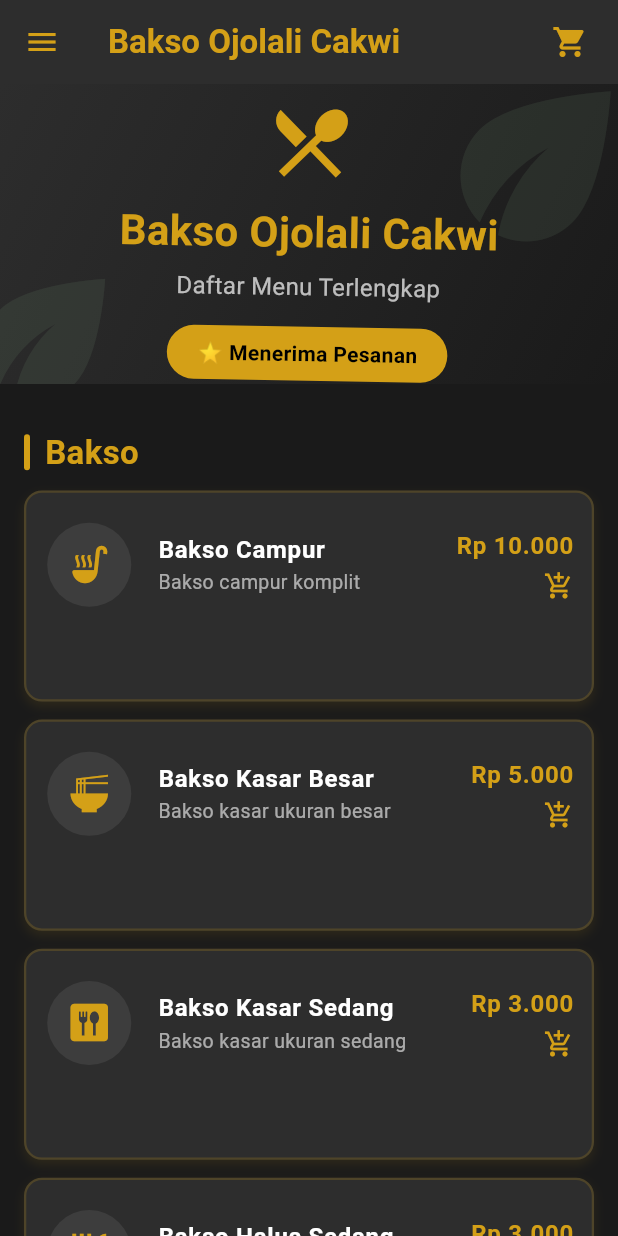
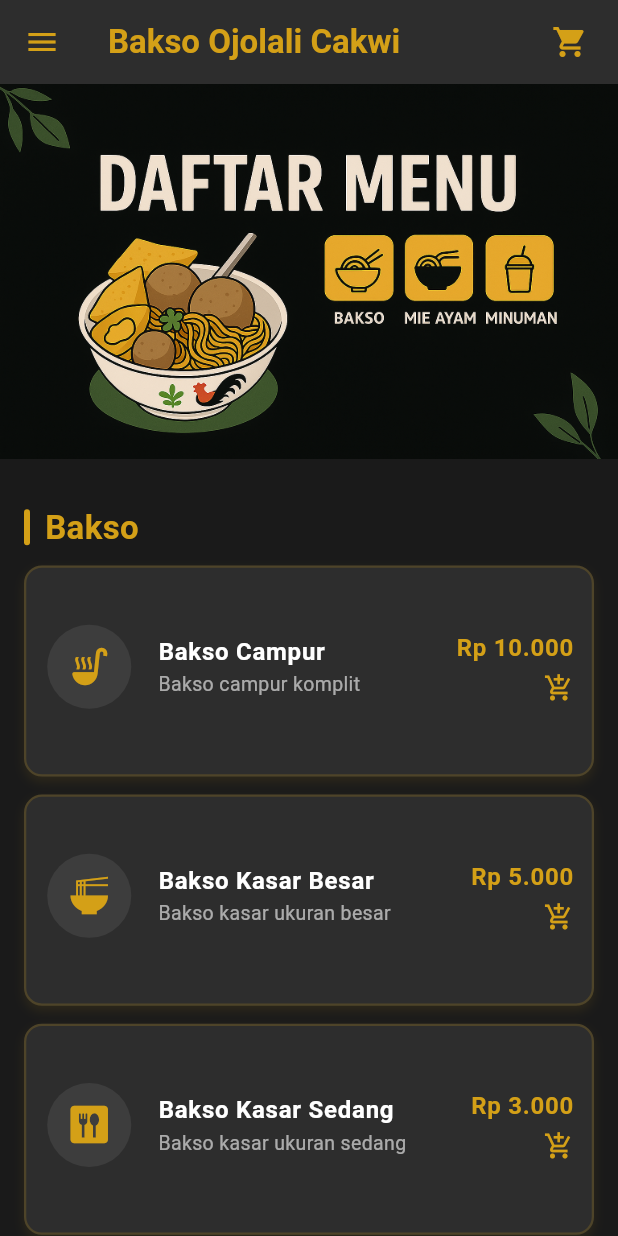
Before and after one commit to mnabilfs/warung_cakwi, a Flutter app: the screen it shows after launch, on a phone screen of 412 x 824 dp. Run offline on Flutter 3.47's test engine with Material 3 defaults, Android fonts, the light colour scheme and no system bars.

Commit message:
Update Banner

```diff
--- a/lib/main.dart
+++ b/lib/main.dart
@@ -17,7 +17,6 @@ class WarungCakwiApp extends StatelessWidget {
         colorScheme: ColorScheme.dark(
           primary: const Color(0xFFD4A017),
           secondary: const Color(0xFFD4A017),
-          background: const Color(0xFF1A1A1A),
           surface: const Color(0xFF2D2D2D),
         ),
       ),
--- a/lib/pages/landing_page.dart
+++ b/lib/pages/landing_page.dart
@@ -20,11 +20,20 @@ class _LandingPageState extends State<LandingPage> {
     setState(() => _cartItems.add(item));
     ScaffoldMessenger.of(context).showSnackBar(
       SnackBar(
-        content: Text('${item.name} ditambahkan ke keranjang', style: const TextStyle(color: Colors.white, fontWeight: FontWeight.w500)),
+        content: Text(
+          '${item.name} ditambahkan ke keranjang',
+          style: const TextStyle(
+            color: Colors.white,
+            fontWeight: FontWeight.w500,
+          ),
+        ),
         backgroundColor: const Color(0xFF2D2D2D),
         duration: const Duration(seconds: 2),
         behavior: SnackBarBehavior.floating,
-        shape: RoundedRectangleBorder(borderRadius: BorderRadius.circular(10), side: const BorderSide(color: Color(0xFFD4A017), width: 1)),
+        shape: RoundedRectangleBorder(
+          borderRadius: BorderRadius.circular(10),
+          side: const BorderSide(color: Color(0xFFD4A017), width: 1),
+        ),
       ),
     );
   }
@@ -53,23 +62,50 @@ class _LandingPageState extends State<LandingPage> {
     return Scaffold(
       backgroundColor: const Color(0xFF1A1A1A),
       appBar: AppBar(
-        title: const Text('Bakso Ojolali Cakwi', style: TextStyle(fontWeight: FontWeight.bold, color: Color(0xFFD4A017))),
+        title: const Text(
+          'Bakso Ojolali Cakwi',
+          style: TextStyle(
+            fontWeight: FontWeight.bold,
+            color: Color(0xFFD4A017),
+          ),
+        ),
         backgroundColor: const Color(0xFF2D2D2D),
         iconTheme: const IconThemeData(color: Color(0xFFD4A017)),
         elevation: 0,
-        actions: [CartButton(itemCount: _cartItems.length, onPressed: _navigateToCart)],
+        actions: [
+          CartButton(itemCount: _cartItems.length, onPressed: _navigateToCart),
+        ],
       ),
       drawer: const AppDrawer(),
       body: SingleChildScrollView(
         child: Column(
           crossAxisAlignment: CrossAxisAlignment.start,
           children: [
-            const AppBanner(),
+            const AppBanner(
+              backgroundImage:
+                  'assets/images/Menu Bakso dan Mie Ayam.png', // sesuaikan nama file
+            ),
             const SizedBox(height: 20),
-            MenuSection(title: 'Bakso', items: _baksoMenu, onAddToCart: _addToCart),
-            MenuSection(title: 'Mie Ayam', items: _mieAyamMenu, onAddToCart: _addToCart),
-            MenuSection(title: 'Minuman', items: _minumanMenu, onAddToCart: _addToCart),
-            MenuSection(title: 'Menu Lainnya', items: _menuLainnya, onAddToCart: _addToCart),
+            MenuSection(
+              title: 'Bakso',
+              items: _baksoMenu,
+              onAddToCart: _addToCart,
+            ),
+            MenuSection(
+              title: 'Mie Ayam',
+              items: _mieAyamMenu,
+              onAddToCart: _addToCart,
+            ),
+            MenuSection(
+              title: 'Minuman',
+              items: _minumanMenu,
+              onAddToCart: _addToCart,
+            ),
+            MenuSection(
+              title: 'Menu Lainnya',
+              items: _menuLainnya,
+              onAddToCart: _addToCart,
+            ),
             const SizedBox(height: 20),
           ],
         ),
@@ -79,16 +115,36 @@ class _LandingPageState extends State<LandingPage> {
 
   final List<MenuItem> _baksoMenu = const [
     MenuItem('Bakso Campur', 'Bakso campur komplit', 10000, Icons.soup_kitchen),
-    MenuItem('Bakso Kasar Besar', 'Bakso kasar ukuran besar', 5000, Icons.ramen_dining),
-    MenuItem('Bakso Kasar Sedang', 'Bakso kasar ukuran sedang', 3000, Icons.dining),
-    MenuItem('Bakso Halus Sedang', 'Bakso halus ukuran sedang', 3000, Icons.restaurant),
+    MenuItem(
+      'Bakso Kasar Besar',
+      'Bakso kasar ukuran besar',
+      5000,
+      Icons.ramen_dining,
+    ),
+    MenuItem(
+      'Bakso Kasar Sedang',
+      'Bakso kasar ukuran sedang',
+      3000,
+      Icons.dining,
+    ),
+    MenuItem(
+      'Bakso Halus Sedang',
+      'Bakso halus ukuran sedang',
+      3000,
+      Icons.restaurant,
+    ),
     MenuItem('Bakso Krikil', 'Bakso krikil', 1000, Icons.fastfood),
     MenuItem('DLL', 'Dan lain-lain', 1000, Icons.more_horiz),
   ];
 
   final List<MenuItem> _mieAyamMenu = const [
     MenuItem('Mie Ayam Biasa', 'Mie ayam original', 10000, Icons.ramen_dining),
-    MenuItem('Mie Ayam Bakso', 'Mie ayam dengan bakso', 15000, Icons.restaurant),
+    MenuItem(
+      'Mie Ayam Bakso',
+      'Mie ayam dengan bakso',
+      15000,
+      Icons.restaurant,
+    ),
   ];
 
   final List<MenuItem> _minumanMenu = const [
@@ -102,7 +158,12 @@ class _LandingPageState extends State<LandingPage> {
 
   final List<MenuItem> _menuLainnya = const [
     MenuItem('Cuanki', 'Cuanki enak', 10000, Icons.set_meal),
-    MenuItem('Siomay', 'Siomay dengan saus kacang', 10000, Icons.restaurant_menu),
+    MenuItem(
+      'Siomay',
+      'Siomay dengan saus kacang',
+      10000,
+      Icons.restaurant_menu,
+    ),
     MenuItem('Batagor', 'Batagor goreng renyah', 10000, Icons.fastfood),
   ];
 }
--- a/lib/widgets/banner.dart
+++ b/lib/widgets/banner.dart
@@ -1,109 +1,47 @@
 import 'package:flutter/material.dart';
 
-/// Banner dengan ANIMASI EKSPLISIT floating effect
-class AppBanner extends StatefulWidget {
-  const AppBanner({super.key});
+/// Banner dengan custom background image
+class AppBanner extends StatelessWidget {
+  final String? backgroundImage;
+  final double height;
+  final BoxFit fit;
 
-  @override
-  State<AppBanner> createState() => _AppBannerState();
-}
-
-class _AppBannerState extends State<AppBanner> with SingleTickerProviderStateMixin {
-  late AnimationController _controller;
-  late Animation<double> _floatAnimation;
-  late Animation<double> _rotateAnimation;
-
-  @override
-  void initState() {
-    super.initState();
-
-    _controller = AnimationController(
-      duration: const Duration(seconds: 3),
-      vsync: this,
-    )..repeat(reverse: true);
-
-    _floatAnimation = Tween<double>(begin: -10.0, end: 10.0).animate(
-      CurvedAnimation(parent: _controller, curve: Curves.easeInOut),
-    );
-
-    _rotateAnimation = Tween<double>(begin: -0.05, end: 0.05).animate(
-      CurvedAnimation(parent: _controller, curve: Curves.easeInOut),
-    );
-  }
-
-  @override
-  void dispose() {
-    _controller.dispose();
-    super.dispose();
-  }
+  const AppBanner({
+    super.key,
+    this.backgroundImage,
+    this.height = 250,
+    this.fit = BoxFit.cover,
+  });
 
   @override
   Widget build(BuildContext context) {
     return Container(
       width: double.infinity,
-      height: 200,
+      height: height,
       decoration: BoxDecoration(
-        gradient: LinearGradient(
-          colors: [const Color(0xFF2D2D2D), const Color(0xFF1A1A1A)],
-          begin: Alignment.topLeft,
-          end: Alignment.bottomRight,
-        ),
+        color: const Color(0xFF2D2D2D),
+        image: backgroundImage != null
+            ? DecorationImage(
+                image: AssetImage(backgroundImage!),
+                fit: fit,
+              )
+            : null,
       ),
-      child: Stack(
-        children: [
-          Positioned(
-            top: -20,
-            right: -20,
-            child: Icon(Icons.eco, size: 150, color: const Color(0xFF8FBC8F).withOpacity(0.1)),
-          ),
-          Positioned(
-            bottom: -30,
-            left: -30,
-            child: Icon(Icons.eco, size: 120, color: const Color(0xFF8FBC8F).withOpacity(0.1)),
-          ),
-          Center(
-            child: AnimatedBuilder(
-              animation: _controller,
-              builder: (context, child) {
-                return Transform.translate(
-                  offset: Offset(0, _floatAnimation.value),
-                  child: Transform.rotate(
-                    angle: _rotateAnimation.value,
-                    child: Column(
-                      mainAxisAlignment: MainAxisAlignment.center,
-                      children: [
-                        const Icon(Icons.restaurant_menu, size: 60, color: Color(0xFFD4A017)),
-                        const SizedBox(height: 10),
-                        const Text(
-                          'Bakso Ojolali Cakwi',
-                          style: TextStyle(fontSize: 28, fontWeight: FontWeight.bold, color: Color(0xFFD4A017)),
-                        ),
-                        const SizedBox(height: 5),
-                        const Text(
-                          'Daftar Menu Terlengkap',
-                          style: TextStyle(fontSize: 16, color: Colors.white70),
-                        ),
-                        const SizedBox(height: 15),
-                        Container(
-                          padding: const EdgeInsets.symmetric(horizontal: 20, vertical: 8),
-                          decoration: BoxDecoration(
-                            color: const Color(0xFFD4A017),
-                            borderRadius: BorderRadius.circular(20),
-                          ),
-                          child: const Text(
-                            '⭐ Menerima Pesanan',
-                            style: TextStyle(color: Colors.black, fontWeight: FontWeight.bold),
-                          ),
-                        ),
-                      ],
-                    ),
+      child: backgroundImage == null
+          ? Center(
+              child: Column(
+                mainAxisAlignment: MainAxisAlignment.center,
+                children: const [
+                  Icon(Icons.image, size: 80, color: Colors.white24),
+                  SizedBox(height: 10),
+                  Text(
+                    'Tambahkan gambar banner',
+                    style: TextStyle(color: Colors.white38, fontSize: 16),
                   ),
-                );
-              },
-            ),
-          ),
-        ],
-      ),
+                ],
+              ),
+            )
+          : null,
     );
   }
 }
--- a/lib/widgets/menu/menu_card.dart
+++ b/lib/widgets/menu/menu_card.dart
@@ -84,7 +84,7 @@ class _MenuCardState extends State<MenuCard> with SingleTickerProviderStateMixin
                 ],
               ),
               child: ListTile(
-                contentPadding: const EdgeInsets.all(12),
+                contentPadding: const EdgeInsets.symmetric(horizontal: 12, vertical: 30),
                 leading: Hero(
                   tag: widget.item.name,
                   child: CircleAvatar(
--- a/pubspec.yaml
+++ b/pubspec.yaml
@@ -57,6 +57,8 @@ flutter:
   # included with your application, so that you can use the icons in
   # the material Icons class.
   uses-material-design: true
+  assets:
+    - assets/images/
 
   # To add assets to your application, add an assets section, like this:
   # assets:
```
Also changed, not shown: assets/images/Menu Bakso dan Mie Ayam.png (added), assets/images/banner_bg.jpg (added).
